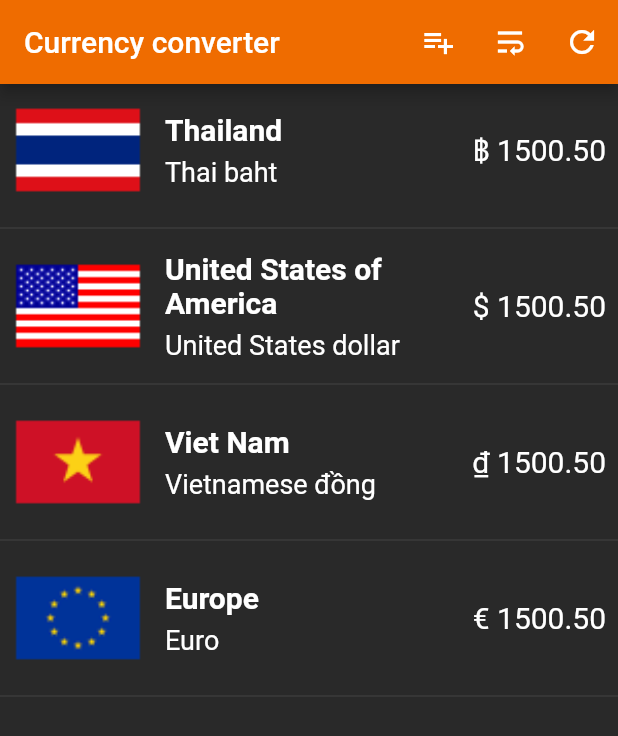
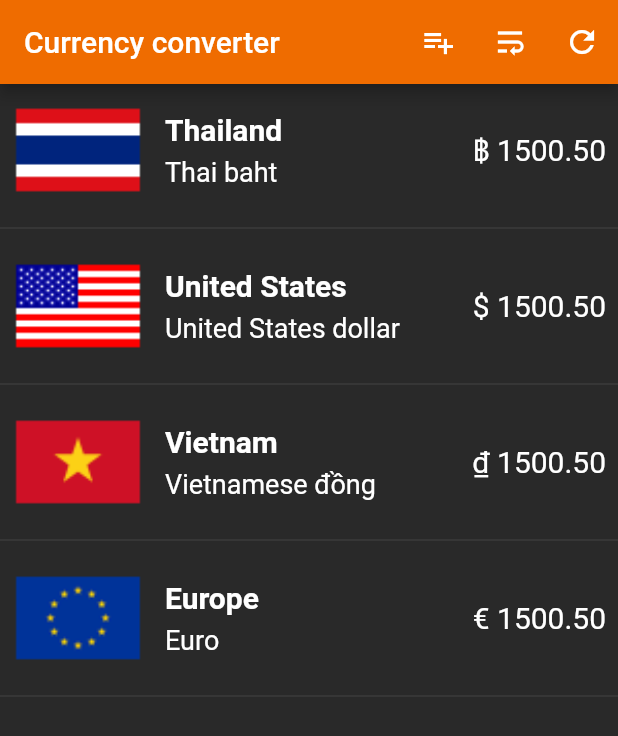
Before and after one commit to kris-el/valutex, a Flutter app: the screen it shows after launch, on a phone screen of 412 x 824 dp. Shown: the top 736 px of the screen. Run offline on Flutter 3.47's test engine with Material 2 defaults, Android fonts, the light colour scheme and no system bars.

Commit message:
fix countries names App

```diff
--- a/valutex_vibe/assets/data/countries.json
+++ b/valutex_vibe/assets/data/countries.json
@@ -1645,7 +1645,7 @@
         "currencySymbol": "£"
     },
     {
-        "countryName": "United States of America",
+        "countryName": "United States",
         "flagCode": "US",
         "currencyName": "United States dollar",
         "currencyCode": "USD",
@@ -1673,14 +1673,14 @@
         "currencySymbol": "Vt"
     },
     {
-        "countryName": "Venezuela (Bolivarian Republic of)",
+        "countryName": "Venezuela",
         "flagCode": "VE",
         "currencyName": "Venezuelan bolívar",
         "currencyCode": "VEF",
         "currencySymbol": "Bs F"
     },
     {
-        "countryName": "Viet Nam",
+        "countryName": "Vietnam",
         "flagCode": "VN",
         "currencyName": "Vietnamese đồng",
         "currencyCode": "VND",
--- a/valutex_vibe/lib/home_route.dart
+++ b/valutex_vibe/lib/home_route.dart
@@ -13,9 +13,9 @@ class HomeRouteState extends State<HomeRoute> {
   List<Currency> _activeCountryCurrencyWidgets = <Currency>[];
   List<String> activeCountryCurrencyNames = <String>[
     'Europe',
-    'United States of America',
+    'United States',
     'Thailand',
-    'Viet Nam',
+    'Vietnam',
   ];
   double baseValue = 1.0;
 
```
